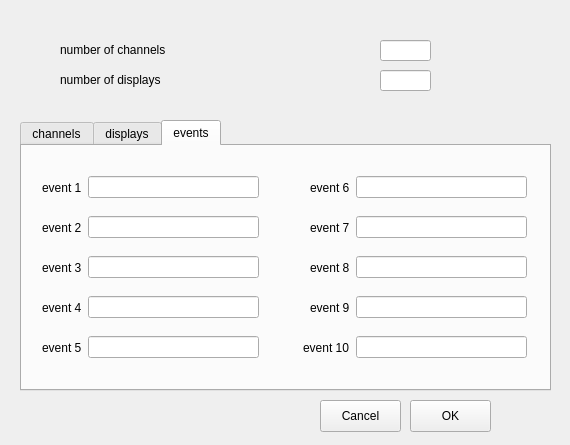
JanMenssen/2023-physiomon, file c-sources/settings/settings_ui/settings_dialog.ui: the form before one commit.
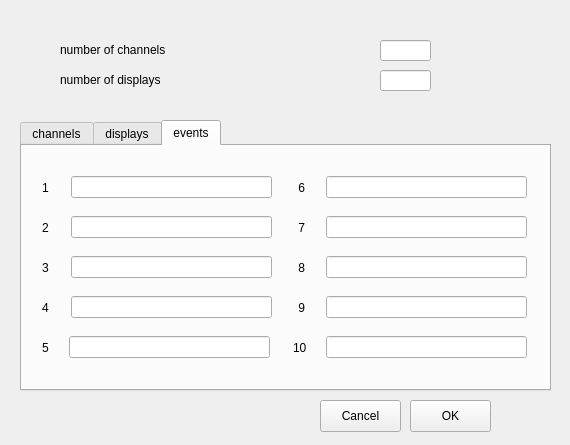
The form after the commit. The open tabs and pages were chosen to show the change.

Commit message: as of february 9th general settings almost work in C++

```diff
--- a/c-sources/settings/settings_ui/settings_dialog.ui
+++ b/c-sources/settings/settings_ui/settings_dialog.ui
@@ -782,15 +782,28 @@
       <item>
        <widget class="QLabel" name="label_55">
         <property name="text">
-         <string>event 2</string>
+         <string>2</string>
         </property>
        </widget>
       </item>
+      <item>
+       <spacer name="horizontalSpacer_8">
+        <property name="orientation">
+         <enum>Qt::Horizontal</enum>
+        </property>
+        <property name="sizeHint" stdset="0">
+         <size>
+          <width>13</width>
+          <height>20</height>
+         </size>
+        </property>
+       </spacer>
+      </item>
       <item>
        <widget class="QLineEdit" name="event02">
         <property name="minimumSize">
          <size>
-          <width>171</width>
+          <width>201</width>
           <height>0</height>
          </size>
         </property>
@@ -815,15 +828,28 @@
       <item>
        <widget class="QLabel" name="label_56">
         <property name="text">
-         <string>event 7</string>
+         <string> 7</string>
         </property>
        </widget>
       </item>
+      <item>
+       <spacer name="horizontalSpacer_10">
+        <property name="orientation">
+         <enum>Qt::Horizontal</enum>
+        </property>
+        <property name="sizeHint" stdset="0">
+         <size>
+          <width>13</width>
+          <height>20</height>
+         </size>
+        </property>
+       </spacer>
+      </item>
       <item>
        <widget class="QLineEdit" name="event07">
         <property name="minimumSize">
          <size>
-          <width>171</width>
+          <width>201</width>
           <height>0</height>
          </size>
         </property>
@@ -847,15 +873,28 @@
       <item>
        <widget class="QLabel" name="label_59">
         <property name="text">
-         <string>event 3</string>
+         <string>3</string>
         </property>
        </widget>
       </item>
+      <item>
+       <spacer name="horizontalSpacer_12">
+        <property name="orientation">
+         <enum>Qt::Horizontal</enum>
+        </property>
+        <property name="sizeHint" stdset="0">
+         <size>
+          <width>13</width>
+          <height>20</height>
+         </size>
+        </property>
+       </spacer>
+      </item>
       <item>
        <widget class="QLineEdit" name="event03">
         <property name="minimumSize">
          <size>
-          <width>171</width>
+          <width>201</width>
           <height>0</height>
          </size>
         </property>
@@ -880,15 +919,28 @@
       <item>
        <widget class="QLabel" name="label_60">
         <property name="text">
-         <string>event 8</string>
+         <string> 8</string>
         </property>
        </widget>
       </item>
+      <item>
+       <spacer name="horizontalSpacer_11">
+        <property name="orientation">
+         <enum>Qt::Horizontal</enum>
+        </property>
+        <property name="sizeHint" stdset="0">
+         <size>
+          <width>13</width>
+          <height>20</height>
+         </size>
+        </property>
+       </spacer>
+      </item>
       <item>
        <widget class="QLineEdit" name="event08">
         <property name="minimumSize">
          <size>
-          <width>171</width>
+          <width>201</width>
           <height>0</height>
          </size>
         </property>
@@ -912,15 +964,28 @@
       <item>
        <widget class="QLabel" name="label_61">
         <property name="text">
-         <string>event 4</string>
+         <string>4</string>
         </property>
        </widget>
       </item>
+      <item>
+       <spacer name="horizontalSpacer_14">
+        <property name="orientation">
+         <enum>Qt::Horizontal</enum>
+        </property>
+        <property name="sizeHint" stdset="0">
+         <size>
+          <width>13</width>
+          <height>20</height>
+         </size>
+        </property>
+       </spacer>
+      </item>
       <item>
        <widget class="QLineEdit" name="event04">
         <property name="minimumSize">
          <size>
-          <width>171</width>
+          <width>201</width>
           <height>0</height>
          </size>
         </property>
@@ -945,15 +1010,28 @@
       <item>
        <widget class="QLabel" name="label_62">
         <property name="text">
-         <string>event 9</string>
+         <string> 9</string>
         </property>
        </widget>
       </item>
+      <item>
+       <spacer name="horizontalSpacer_13">
+        <property name="orientation">
+         <enum>Qt::Horizontal</enum>
+        </property>
+        <property name="sizeHint" stdset="0">
+         <size>
+          <width>13</width>
+          <height>20</height>
+         </size>
+        </property>
+       </spacer>
+      </item>
       <item>
        <widget class="QLineEdit" name="event09">
         <property name="minimumSize">
          <size>
-          <width>171</width>
+          <width>201</width>
           <height>0</height>
          </size>
         </property>
@@ -977,15 +1055,28 @@
       <item>
        <widget class="QLabel" name="label_63">
         <property name="text">
-         <string>event 5</string>
+         <string>5</string>
         </property>
        </widget>
       </item>
       <item>
-       <widget class="QLineEdit" name="event05">
+       <spacer name="horizontalSpacer_16">
+        <property name="orientation">
+         <enum>Qt::Horizontal</enum>
+        </property>
+        <property name="sizeHint" stdset="0">
+         <size>
+          <width>13</width>
+          <height>20</height>
+         </size>
+        </property>
+       </spacer>
+      </item>
+      <item>
+       <widget class="QLineEdit" name="event10">
         <property name="minimumSize">
          <size>
-          <width>171</width>
+          <width>201</width>
           <height>0</height>
          </size>
         </property>
@@ -1010,15 +1101,28 @@
       <item>
        <widget class="QLabel" name="label_64">
         <property name="text">
-         <string>event 10</string>
+         <string>10</string>
         </property>
        </widget>
       </item>
       <item>
-       <widget class="QLineEdit" name="event10">
+       <spacer name="horizontalSpacer_15">
+        <property name="orientation">
+         <enum>Qt::Horizontal</enum>
+        </property>
+        <property name="sizeHint" stdset="0">
+         <size>
+          <width>13</width>
+          <height>20</height>
+         </size>
+        </property>
+       </spacer>
+      </item>
+      <item>
+       <widget class="QLineEdit" name="event05">
         <property name="minimumSize">
          <size>
-          <width>171</width>
+          <width>201</width>
           <height>0</height>
          </size>
         </property>
@@ -1042,15 +1146,28 @@
       <item>
        <widget class="QLabel" name="label_18">
         <property name="text">
-         <string>event 1</string>
+         <string>1</string>
         </property>
        </widget>
       </item>
+      <item>
+       <spacer name="horizontalSpacer_6">
+        <property name="orientation">
+         <enum>Qt::Horizontal</enum>
+        </property>
+        <property name="sizeHint" stdset="0">
+         <size>
+          <width>13</width>
+          <height>20</height>
+         </size>
+        </property>
+       </spacer>
+      </item>
       <item>
        <widget class="QLineEdit" name="event01">
         <property name="minimumSize">
          <size>
-          <width>171</width>
+          <width>201</width>
           <height>0</height>
          </size>
         </property>
@@ -1075,15 +1192,28 @@
       <item>
        <widget class="QLabel" name="label_39">
         <property name="text">
-         <string>event 6</string>
+         <string> 6</string>
         </property>
        </widget>
       </item>
+      <item>
+       <spacer name="horizontalSpacer_9">
+        <property name="orientation">
+         <enum>Qt::Horizontal</enum>
+        </property>
+        <property name="sizeHint" stdset="0">
+         <size>
+          <width>13</width>
+          <height>20</height>
+         </size>
+        </property>
+       </spacer>
+      </item>
       <item>
        <widget class="QLineEdit" name="event06">
         <property name="minimumSize">
          <size>
-          <width>171</width>
+          <width>201</width>
           <height>0</height>
          </size>
         </property>
```
Left out of the diff: 35 changed lines with no effect on the pictures. The commit also changes 11 other files.
